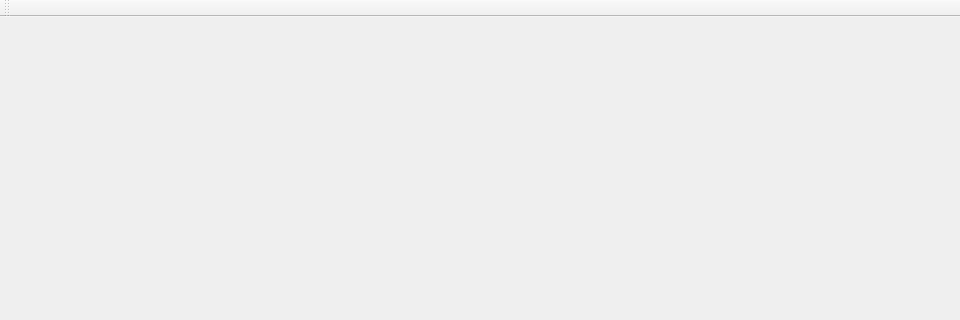
The window that CdtTools/mainwindow.ui (CGinMax/ProtocolTools) describes before a commit, drawn with Qt 5; both pictures show x 0 to 960 and y 0 to 320 of the 960 by 720 pixel window.
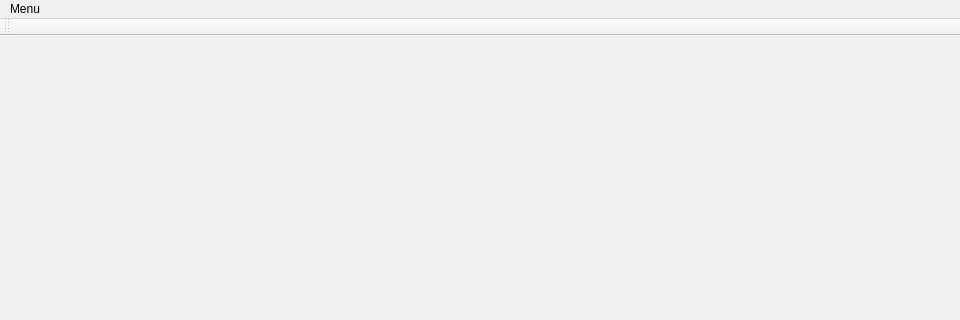
The same window after the commit.

What changed in the file:
```diff
--- a/CdtTools/mainwindow.ui
+++ b/CdtTools/mainwindow.ui
@@ -38,6 +38,14 @@
      <height>28</height>
     </rect>
    </property>
+   <widget class="QMenu" name="menuMenu">
+    <property name="title">
+     <string>Menu</string>
+    </property>
+    <addaction name="actionImport"/>
+    <addaction name="actionSave"/>
+   </widget>
+   <addaction name="menuMenu"/>
   </widget>
   <widget class="QToolBar" name="mainToolBar">
    <attribute name="toolBarArea">
```
Left out of the diff: 10 changed lines with no effect on the pictures.
